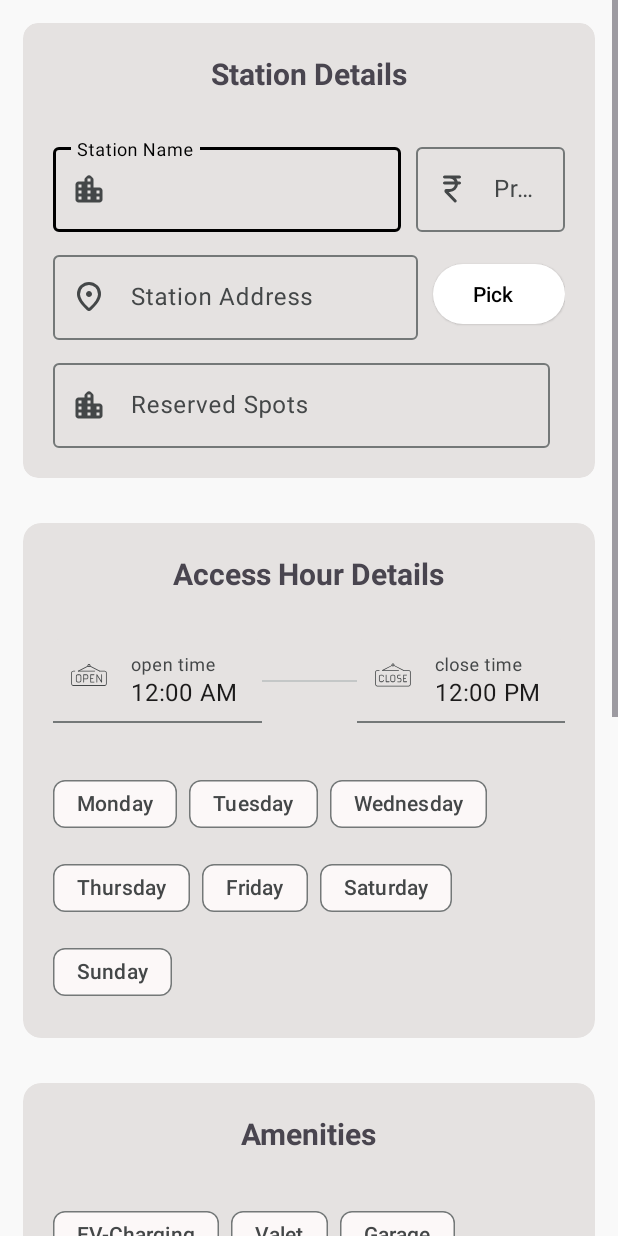
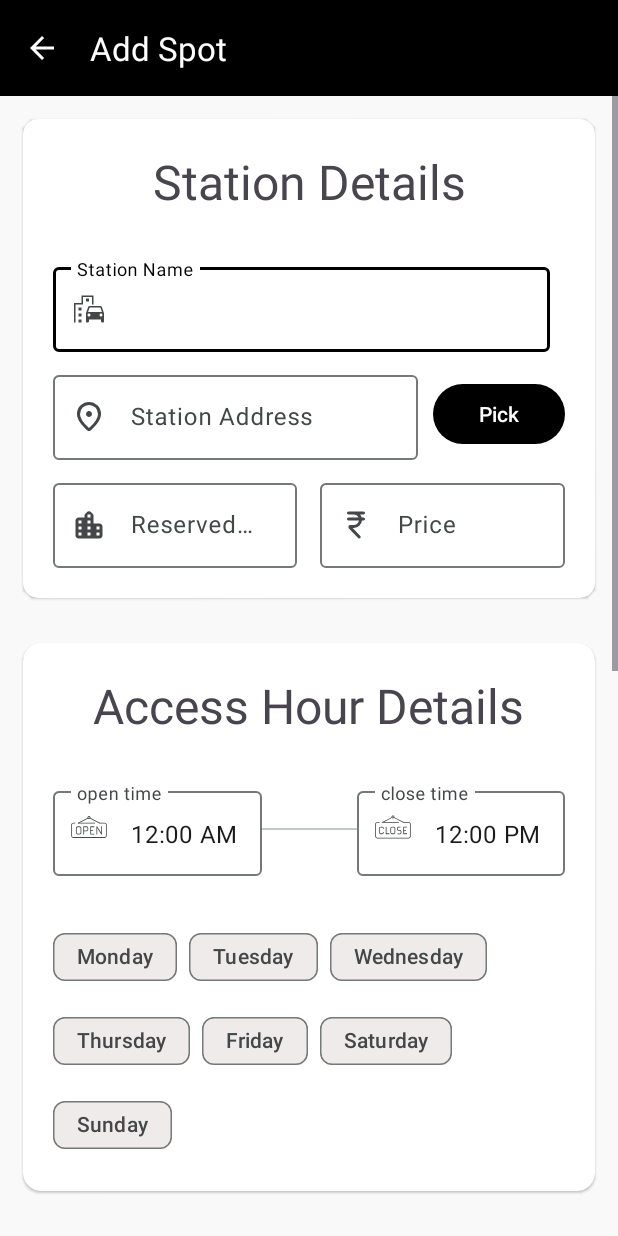
Before and after one commit to Than0s-op/ParkPilot_Business, an Android app: the SpotRegister screen opened directly, with no data from a screen before it, on a phone screen of 412 x 824 dp. Run offline under Robolectric (Android 15) with nearby library versions, the phone set to English and light mode, and no system bars; our stand-ins replace Firebase (no records; nobody signed in at launch, a user with empty details on screens opened directly); libraries missing offline, so code that uses them is left out: org.osmdroid.config, org.osmdroid.tileprovider, org.osmdroid.util, org.osmdroid.views; 15 statements that could not run were skipped.

Commit message:
add spot redesigned

```diff
--- a/app/src/main/java/com/application/parkpilotreg/App.kt
+++ b/app/src/main/java/com/application/parkpilotreg/App.kt
@@ -29,7 +29,7 @@ class App : Application() {
 object User {
     // if UID is null it means user not login yet
     val UID get() = Firebase.auth.uid!!
-    val isAdmin get() = Firebase.auth.currentUser?.email != null
+    val isAdmin get() = Firebase.auth.currentUser?.email == "thanosop150@gmail.com"
 }
 
 object Utils {
--- a/app/src/main/java/com/application/parkpilotreg/activity/SpotRegister.kt
+++ b/app/src/main/java/com/application/parkpilotreg/activity/SpotRegister.kt
@@ -62,6 +62,10 @@ class SpotRegister : AppCompatActivity(R.layout.spot_register) {
 
         binding.linearLayoutTimeShower.editTextCloseTime.setOnClickListener {
             viewModel.timePicker(supportFragmentManager, "close")
+        }
+
+        binding.topAppBar.setNavigationOnClickListener {
+            finish()
         }
 
         var flagImageView1 = false
@@ -293,6 +297,7 @@ class SpotRegister : AppCompatActivity(R.layout.spot_register) {
     private fun showProgress() {
         // show progress bar
         binding.progressBar.visibility = View.VISIBLE
+        binding.buttonSubmit.visibility = View.GONE
 
         // to disable user interaction with ui
         window.setFlags(
@@ -304,6 +309,7 @@ class SpotRegister : AppCompatActivity(R.layout.spot_register) {
     private fun unShowProgress() {
         // hide progress bar
         binding.progressBar.visibility = View.GONE
+        binding.buttonSubmit.visibility = View.VISIBLE
 
         // to enable user interaction with ui
         window.clearFlags(WindowManager.LayoutParams.FLAG_NOT_TOUCHABLE)
--- a/app/src/main/res/layout/spot_register.xml
+++ b/app/src/main/res/layout/spot_register.xml
@@ -1,28 +1,34 @@
 <?xml version="1.0" encoding="utf-8"?>
-<androidx.constraintlayout.widget.ConstraintLayout xmlns:android="http://schemas.android.com/apk/res/android"
+<androidx.appcompat.widget.LinearLayoutCompat xmlns:android="http://schemas.android.com/apk/res/android"
     xmlns:app="http://schemas.android.com/apk/res-auto"
     xmlns:tools="http://schemas.android.com/tools"
     android:layout_width="match_parent"
     android:layout_height="match_parent"
+    android:orientation="vertical"
     tools:context=".activity.SpotRegister">
 
-    <com.google.android.material.progressindicator.LinearProgressIndicator
-        android:id="@+id/progressBar"
+    <com.google.android.material.appbar.AppBarLayout
+        android:id="@+id/appBarLayout"
         android:layout_width="match_parent"
-        android:layout_height="match_parent"
-        android:background="@color/progressBarColor"
-        android:elevation="25dp"
-        android:indeterminate="true"
-        android:padding="20dp"
-        android:visibility="gone"
-        app:layout_constraintBottom_toBottomOf="parent"
-        app:layout_constraintEnd_toEndOf="parent"
-        app:layout_constraintStart_toStartOf="parent"
-        app:layout_constraintTop_toTopOf="parent" />
+        android:layout_height="wrap_content"
+        android:background="@color/black">
+
+        <com.google.android.material.appbar.MaterialToolbar
+            android:id="@+id/topAppBar"
+            android:layout_width="match_parent"
+            android:layout_height="wrap_content"
+            android:minHeight="?attr/actionBarSize"
+            app:navigationIcon="@drawable/baseline_arrow_back_24"
+            app:navigationIconTint="@color/white"
+            app:title="Add Spot"
+            app:titleTextColor="@color/white" />
+
+    </com.google.android.material.appbar.AppBarLayout>
 
     <ScrollView
+        android:id="@+id/scrollView"
         android:layout_width="match_parent"
-        android:layout_height="match_parent">
+        android:layout_height="wrap_content">
 
         <LinearLayout
             android:id="@+id/linearLayout"
@@ -32,13 +38,10 @@
             android:divider="@drawable/empty_tall_divider"
             android:orientation="vertical"
             android:padding="15dp"
-            android:showDividers="middle"
-            app:layout_constraintEnd_toEndOf="parent"
-            app:layout_constraintStart_toStartOf="parent"
-            app:layout_constraintTop_toTopOf="parent">
+            android:showDividers="middle">
 
             <com.google.android.material.card.MaterialCardView
-                style="?attr/materialCardViewFilledStyle"
+                style="?attr/materialCardViewElevatedStyle"
                 android:layout_width="match_parent"
                 android:layout_height="wrap_content"
                 android:clipToPadding="false"
@@ -54,24 +57,20 @@
                         android:layout_width="wrap_content"
                         android:layout_height="wrap_content"
                         android:text="Station Details"
-                        android:textSize="20sp"
-                        android:textStyle="bold"
+                        android:textSize="32sp"
                         app:layout_constraintEnd_toEndOf="parent"
                         app:layout_constraintStart_toStartOf="parent"
                         app:layout_constraintTop_toTopOf="parent" />
 
                     <com.google.android.material.textfield.TextInputLayout
                         android:id="@+id/textInputLayoutStationName"
-                        android:layout_width="0dp"
+                        android:layout_width="match_parent"
                         android:layout_height="wrap_content"
                         android:layout_marginTop="30dp"
                         android:layout_marginEnd="10dp"
-                        app:layout_constraintEnd_toStartOf="@+id/textInputLayoutStartingPrice"
-                        app:layout_constraintHorizontal_bias="0.5"
-                        app:layout_constraintHorizontal_weight="7"
                         app:layout_constraintStart_toStartOf="parent"
                         app:layout_constraintTop_toBottomOf="@+id/textViewStationDetail"
-                        app:startIconDrawable="@drawable/station_icon">
+                        app:startIconDrawable="@drawable/baseline_emoji_transportation_24">
 
                         <com.google.android.material.textfield.TextInputEditText
                             android:id="@+id/editTextStationName"
@@ -80,27 +79,6 @@
                             android:hint="Station Name"
                             android:inputType="textCapSentences"
                             android:singleLine="true" />
-
-                    </com.google.android.material.textfield.TextInputLayout>
-
-                    <com.google.android.material.textfield.TextInputLayout
-                        android:id="@+id/textInputLayoutStartingPrice"
-                        android:layout_width="0dp"
-                        android:layout_height="wrap_content"
-                        android:layout_marginTop="30dp"
-                        app:layout_constraintEnd_toEndOf="parent"
-                        app:layout_constraintHorizontal_bias="0.5"
-                        app:layout_constraintHorizontal_weight="3"
-                        app:layout_constraintStart_toEndOf="@+id/textInputLayoutStationName"
-                        app:layout_constraintTop_toBottomOf="@+id/textViewStationDetail"
-                        app:startIconDrawable="@drawable/currency_rupee_icon">
-
-                        <com.google.android.material.textfield.TextInputEditText
-                            android:id="@+id/editTextStartingPrice"
-                            android:layout_width="match_parent"
-                            android:layout_height="wrap_content"
-                            android:hint="Price"
-                            android:inputType="numberSigned" />
 
                     </com.google.android.material.textfield.TextInputLayout>
 
@@ -126,9 +104,8 @@
 
                     </com.google.android.material.textfield.TextInputLayout>
 
-                    <Button
+                    <com.google.android.material.button.MaterialButton
                         android:id="@+id/buttonLocationPick"
-                        style="@style/Widget.Material3.Button.ElevatedButton.Icon"
                         android:layout_width="wrap_content"
                         android:layout_height="wrap_content"
                         android:text="Pick"
@@ -138,14 +115,21 @@
                         app:layout_constraintStart_toEndOf="@+id/textInputLayoutAddress"
                         app:layout_constraintTop_toTopOf="@+id/textInputLayoutAddress" />
 
-                    <com.google.android.material.textfield.TextInputLayout
-                        android:id="@+id/textInputLayoutReservedSpots"
+                    <androidx.appcompat.widget.LinearLayoutCompat
                         android:layout_width="match_parent"
                         android:layout_height="wrap_content"
                         android:layout_marginTop="10dp"
-                        android:layout_marginEnd="10dp"
+                        android:orientation="horizontal"
+                        app:divider="@drawable/empty_mid_divider"
                         app:layout_constraintStart_toStartOf="parent"
                         app:layout_constraintTop_toBottomOf="@+id/textInputLayoutAddress"
+                        app:showDividers="middle">
+
+                        <com.google.android.material.textfield.TextInputLayout
+                            android:id="@+id/textInputLayoutReservedSpots"
+                            android:layout_width="0dp"
+                            android:layout_height="wrap_content"
+                            android:layout_weight="0.5"
                             app:startIconDrawable="@drawable/station_icon">
 
                             <com.google.android.material.textfield.TextInputEditText
@@ -158,12 +142,30 @@
 
                         </com.google.android.material.textfield.TextInputLayout>
 
+                        <com.google.android.material.textfield.TextInputLayout
+                            android:id="@+id/textInputLayoutStartingPrice"
+                            android:layout_width="0dp"
+                            android:layout_height="wrap_content"
+                            android:layout_weight="0.5"
+                            app:startIconDrawable="@drawable/currency_rupee_icon">
+
+                            <com.google.android.material.textfield.TextInputEditText
+                                android:id="@+id/editTextStartingPrice"
+                                android:layout_width="match_parent"
+                                android:layout_height="wrap_content"
+                                android:hint="Price"
+                                android:inputType="numberSigned" />
+
+                        </com.google.android.material.textfield.TextInputLayout>
+
+                    </androidx.appcompat.widget.LinearLayoutCompat>
+
                 </androidx.constraintlayout.widget.ConstraintLayout>
 
             </com.google.android.material.card.MaterialCardView>
 
             <com.google.android.material.card.MaterialCardView
-                style="?attr/materialCardViewFilledStyle"
+                style="?attr/materialCardViewElevatedStyle"
                 android:layout_width="match_parent"
                 android:layout_height="wrap_content"
                 android:clipToPadding="false"
@@ -182,8 +184,7 @@
                         android:layout_height="wrap_content"
                         android:layout_gravity="center_horizontal"
                         android:text="Access Hour Details"
-                        android:textSize="20sp"
-                        android:textStyle="bold" />
+                        android:textSize="32sp" />
 
                     <include
                         android:id="@+id/linearLayoutTimeShower"
@@ -198,7 +199,7 @@
             </com.google.android.material.card.MaterialCardView>
 
             <com.google.android.material.card.MaterialCardView
-                style="?attr/materialCardViewFilledStyle"
+                style="?attr/materialCardViewElevatedStyle"
                 android:layout_width="match_parent"
                 android:layout_height="wrap_content"
                 android:clipToPadding="false"
@@ -216,8 +217,7 @@
                         android:layout_height="wrap_content"
                         android:layout_gravity="center_horizontal"
                         android:text="Amenities"
-                        android:textSize="20sp"
-                        android:textStyle="bold" />
+                        android:textSize="32sp" />
 
                     <include
                         android:id="@+id/chipGroupAmenities"
@@ -228,7 +228,7 @@
             </com.google.android.material.card.MaterialCardView>
 
             <com.google.android.material.card.MaterialCardView
-                style="?attr/materialCardViewFilledStyle"
+                style="?attr/materialCardViewElevatedStyle"
                 android:layout_width="match_parent"
                 android:layout_height="wrap_content"
                 android:clipToPadding="false"
@@ -247,8 +247,7 @@
                         android:layout_gravity="center_horizontal"
                         android:layout_marginBottom="-10dp"
                         android:text="Policies"
-                        android:textSize="20sp"
-                        android:textStyle="bold" />
+                        android:textSize="32sp" />
 
                     <com.google.android.material.textfield.TextInputLayout
                         android:layout_width="match_parent"
@@ -273,8 +272,7 @@
                 android:layout_gravity="center_horizontal"
                 android:layout_marginBottom="-10dp"
                 android:text="Spot Images"
-                android:textSize="20sp"
-                android:textStyle="bold" />
+                android:textSize="32sp" />
 
             <LinearLayout
                 android:layout_width="match_parent"
@@ -285,13 +283,13 @@
                 android:padding="15dp"
                 android:showDividers="middle">
 
-                <androidx.cardview.widget.CardView
+                <com.google.android.material.card.MaterialCardView
+                    style="?attr/materialCardViewElevatedStyle"
                     android:layout_width="0dp"
                     android:layout_height="match_parent"
                     android:layout_gravity="center"
                     android:layout_weight="0.3"
-                    app:cardCornerRadius="10dp"
-                    app:cardElevation="5dp">
+                    app:cardCornerRadius="10dp">
 
                     <ImageView
                         android:id="@+id/imageView1"
@@ -300,15 +298,15 @@
                         android:scaleType="centerCrop"
                         android:src="@drawable/add_icon" />
 
-                </androidx.cardview.widget.CardView>
+                </com.google.android.material.card.MaterialCardView>
 
-                <androidx.cardview.widget.CardView
+                <com.google.android.material.card.MaterialCardView
+                    style="?attr/materialCardViewElevatedStyle"
                     android:layout_width="0dp"
                     android:layout_height="match_parent"
                     android:layout_gravity="center"
                     android:layout_weight="0.3"
-                    app:cardCornerRadius="10dp"
-                    app:cardElevation="5dp">
+                    app:cardCornerRadius="10dp">
 
                     <ImageView
                         android:id="@+id/imageView2"
@@ -317,16 +315,16 @@
                         android:scaleType="centerCrop"
                         android:src="@drawable/add_icon" />
 
-                </androidx.cardview.widget.CardView>
+                </com.google.android.material.card.MaterialCardView>
 
 
-                <androidx.cardview.widget.CardView
+                <com.google.android.material.card.MaterialCardView
+                    style="?attr/materialCardViewElevatedStyle"
                     android:layout_width="0dp"
                     android:layout_height="match_parent"
                     android:layout_gravity="center"
                     android:layout_weight="0.3"
-                    app:cardCornerRadius="10dp"
-                    app:cardElevation="5dp">
+                    app:cardCornerRadius="10dp">
 
                     <ImageView
                         android:id="@+id/imageView3"
@@ -335,7 +333,7 @@
                         android:scaleType="centerCrop"
                         android:src="@drawable/add_icon" />
 
-                </androidx.cardview.widget.CardView>
+                </com.google.android.material.card.MaterialCardView>
 
             </LinearLayout>
 
@@ -346,6 +344,15 @@
                 android:layout_gravity="center_horizontal"
                 android:text="Save" />
 
+            <com.google.android.material.progressindicator.CircularProgressIndicator
+                android:id="@+id/progressBar"
+                android:layout_width="wrap_content"
+                android:layout_height="wrap_content"
+                android:layout_gravity="center_horizontal"
+                android:indeterminate="true"
+                android:visibility="gone"
+                app:indicatorColor="@color/black" />
+
         </LinearLayout>
     </ScrollView>
-</androidx.constraintlayout.widget.ConstraintLayout>
+</androidx.appcompat.widget.LinearLayoutCompat>
--- a/app/src/main/res/layout/time_shower.xml
+++ b/app/src/main/res/layout/time_shower.xml
@@ -6,7 +6,6 @@
     android:layout_gravity="center_horizontal">
 
     <com.google.android.material.textfield.TextInputLayout
-        style="?attr/textInputFilledStyle"
         android:layout_width="wrap_content"
         android:layout_height="wrap_content"
         android:hint="open time"
@@ -28,7 +27,6 @@
         android:layout_gravity="center_vertical" />
 
     <com.google.android.material.textfield.TextInputLayout
-        style="?attr/textInputFilledStyle"
         android:layout_width="wrap_content"
         android:layout_height="wrap_content"
         android:hint="close time"
```
Lines whose indentation alone changed are shown as unchanged.
